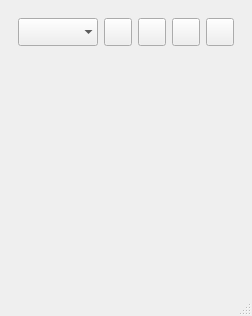
Before: the Qt Designer form GUI/OWController/mainwindow.ui in igorf7/OWController, drawn with Qt 5.
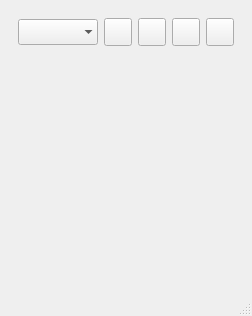
After: the same form once the commit is applied. Icons and pictures are not drawn.

```diff
--- a/GUI/OWController/mainwindow.ui
+++ b/GUI/OWController/mainwindow.ui
@@ -13,6 +13,12 @@
     <height>316</height>
    </rect>
   </property>
+  <property name="maximumSize">
+   <size>
+    <width>252</width>
+    <height>16777215</height>
+   </size>
+  </property>
   <property name="windowTitle">
    <string>MainWindow</string>
   </property>
@@ -32,7 +38,7 @@
          <property name="minimumSize">
           <size>
            <width>0</width>
-           <height>28</height>
+           <height>26</height>
           </size>
          </property>
          <property name="frame">
```
Left out of the diff: 20 changed lines with no effect on the pictures.
